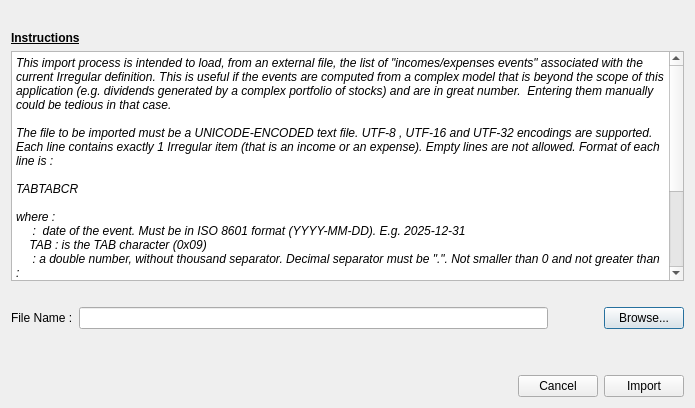
This is src/loadirregulartextfiledialog.ui in redmoon1945/gbp as Qt 5 draws it before an edit. The edited form follows.
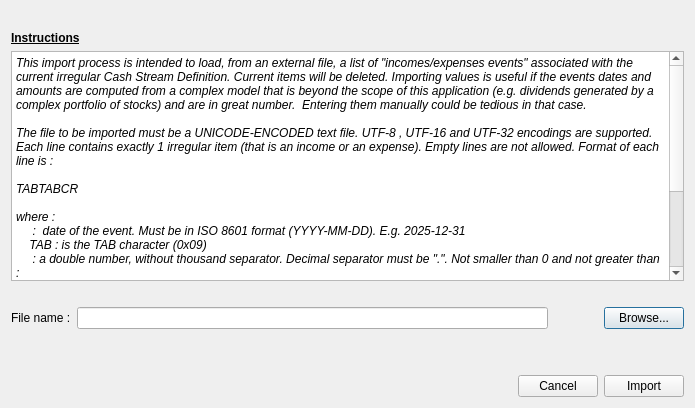
This is the edited form.

```diff
--- a/src/loadirregulartextfiledialog.ui
+++ b/src/loadirregulartextfiledialog.ui
@@ -59,9 +59,9 @@
         <bool>true</bool>
        </property>
        <property name="plainText">
-        <string>This import process is intended to load, from an external file, the list of &quot;incomes/expenses events&quot; associated with the current Irregular definition. This is useful if the events are computed from a complex model that is beyond the scope of this application (e.g. dividends generated by a complex portfolio of stocks) and are in great number.  Entering them manually could be tedious in that case.
+        <string>This import process is intended to load, from an external file, a list of &quot;incomes/expenses events&quot; associated with the current irregular Cash Stream Definition. Current items will be deleted. Importing values is useful if the events dates and amounts are computed from a complex model that is beyond the scope of this application (e.g. dividends generated by a complex portfolio of stocks) and are in great number.  Entering them manually could be tedious in that case.
 
-The file to be imported must be a UNICODE-ENCODED text file. UTF-8 , UTF-16 and UTF-32 encodings are supported. Each line contains exactly 1 Irregular item (that is an income or an expense). Empty lines are not allowed. Format of each line is :
+The file to be imported must be a UNICODE-ENCODED text file. UTF-8 , UTF-16 and UTF-32 encodings are supported. Each line contains exactly 1 irregular item (that is an income or an expense). Empty lines are not allowed. Format of each line is :
 
 &lt;date&gt;TAB&lt;amount&gt;TAB&lt;notes&gt;CR
 
@@ -106,7 +106,7 @@
           </font>
          </property>
          <property name="text">
-          <string>File Name :</string>
+          <string>File name :</string>
          </property>
         </widget>
        </item>
```
Left out of the diff: 20 changed lines with no effect on the pictures.
